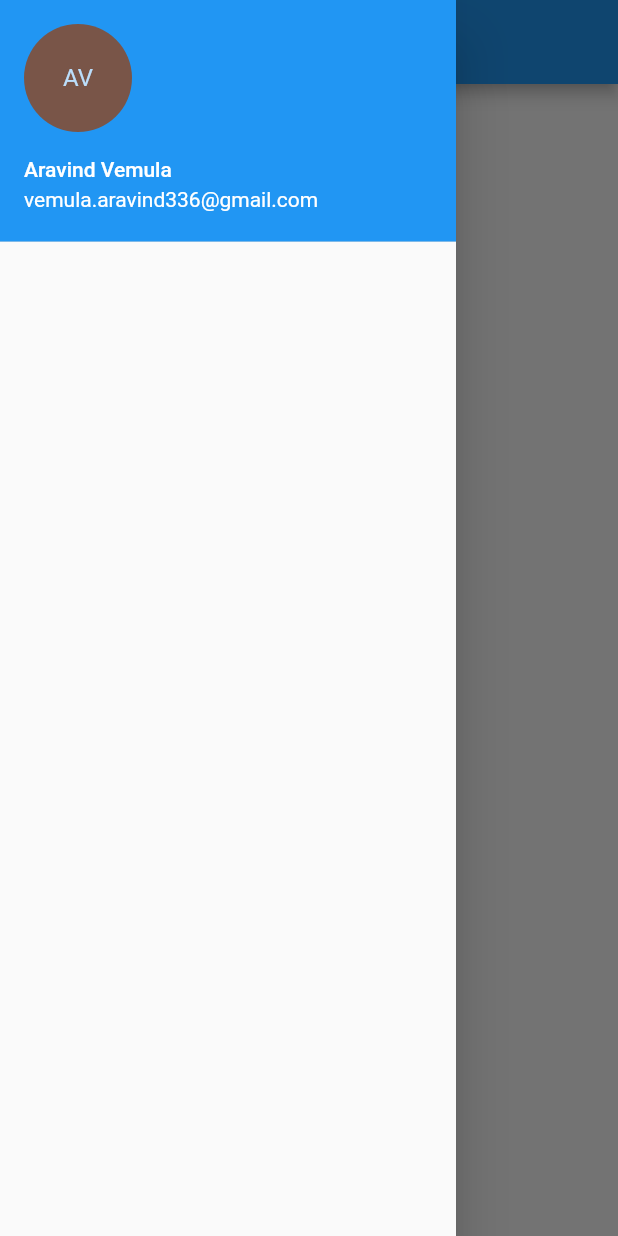
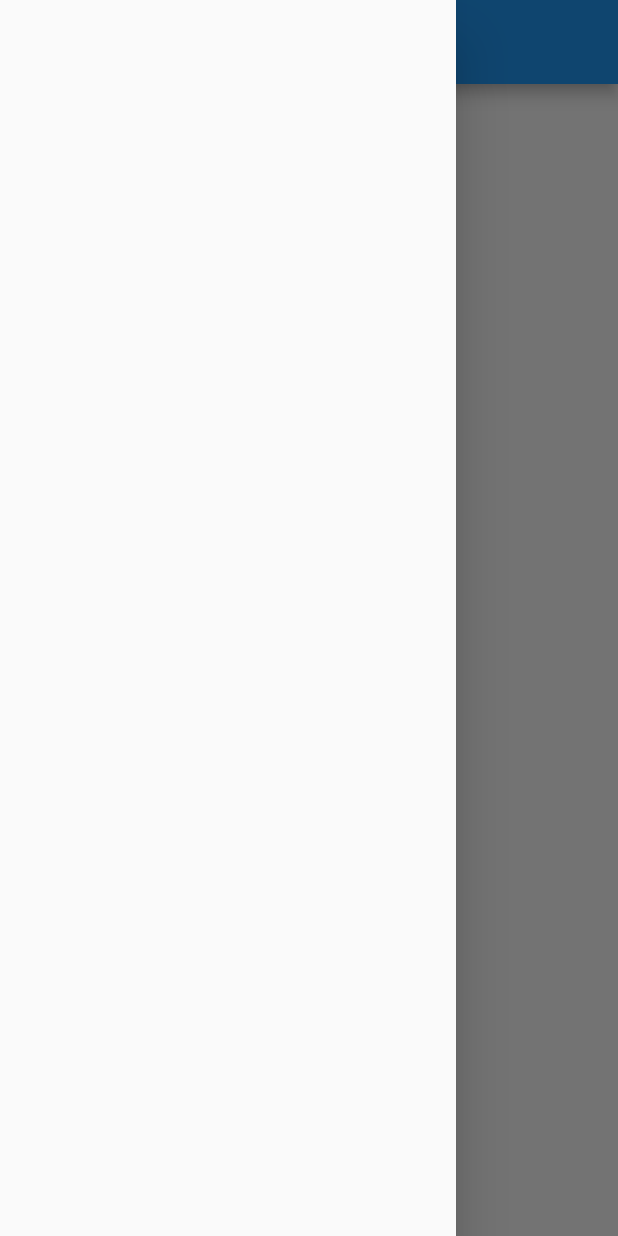
Before and after one commit to vemarav/keeper, a Flutter app: the screen it shows after launch, with the side drawer open, on a phone screen of 412 x 824 dp. Run offline on Flutter 3.47's test engine with Material 2 defaults, Android fonts, the phone set to English and light mode, and no system bars.

```diff
--- a/lib/main.dart
+++ b/lib/main.dart
@@ -1,11 +1,8 @@
 import 'package:flutter/material.dart';
 
 // TODO (3) create constant String for accountName as _AccountName
-const String _AccountName = 'Aravind Vemula';
 // TODO (4) create constant String for accountEmail as _AccountEmail
-const String _AccountEmail = 'vemula.aravind336@gmail.com';
 // TODO (5) create constant String for _AccountAbbr
-const String _AccountAbbr = 'AV';
 
 void main() => runApp(new Keeper());
 
@@ -34,18 +31,7 @@ class KeeperDrawer extends StatelessWidget {
 	// Now run app and you will see a Nice DrawerHeader
 	// TODO (8) As an Exercise try adding CircleAvatar backgroundImage and create Pull Request.
 
-	Drawer drawer = new Drawer(
-			child: new Column(children: <Widget>[
-				new UserAccountsDrawerHeader(
-					accountName: const Text(_AccountName),
-					accountEmail: const Text(_AccountEmail),
-					currentAccountPicture: new CircleAvatar(
-						backgroundColor: Colors.brown,
-						child: new Text(_AccountAbbr)
-					),
-				)
-			])
-	);
+	Drawer drawer = new Drawer();
 
 	@override
 	Widget build(BuildContext context) {
@@ -59,5 +45,4 @@ class KeeperDrawer extends StatelessWidget {
 				)
 		);
 	}
-
 }
```
